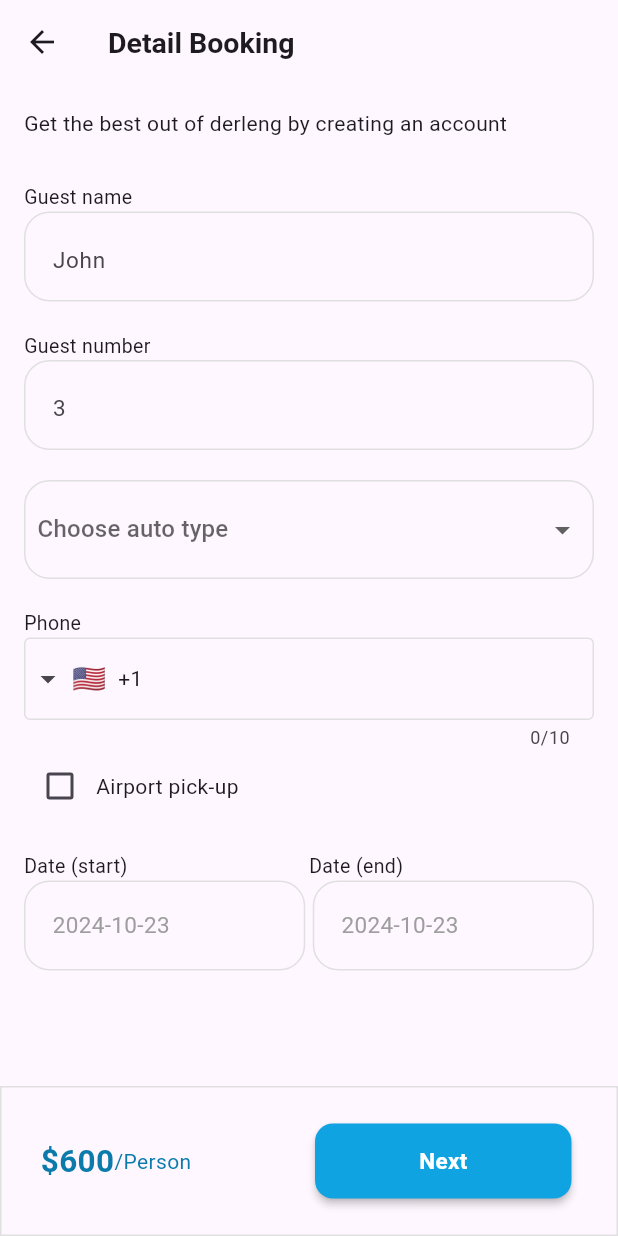
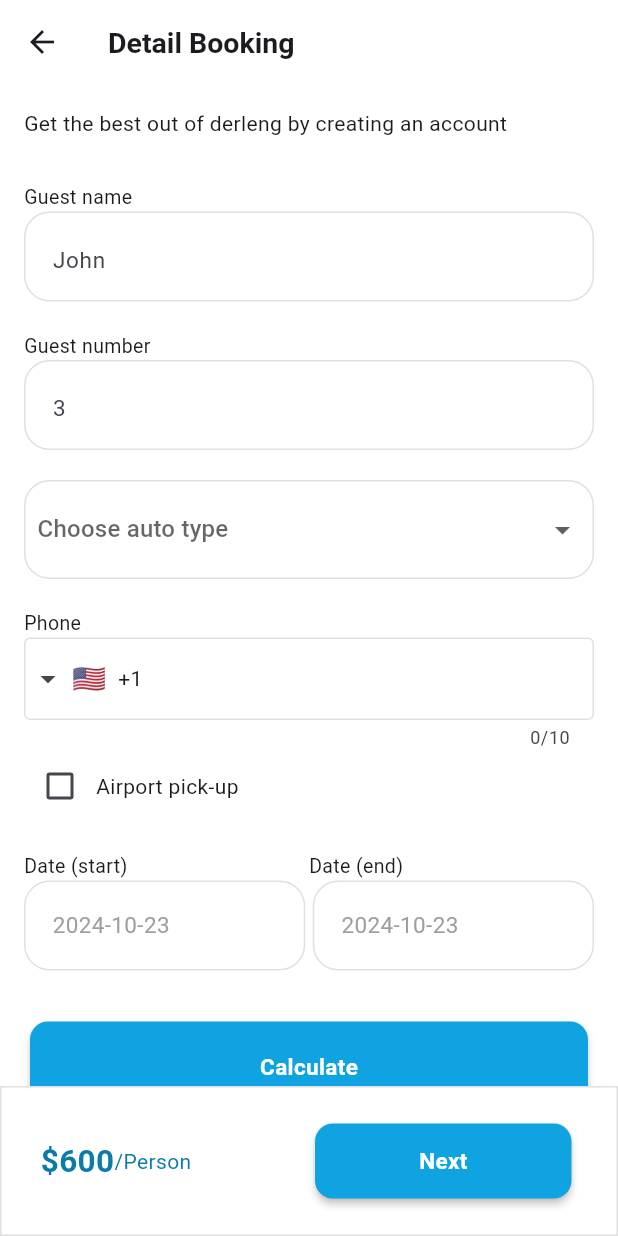
Before and after one commit to HasanShukurof/TravelApp, a Flutter app: the DetailBookingScreen screen opened directly, on a phone screen of 412 x 824 dp. Run offline on Flutter 3.47's test engine with Material 3 defaults, Android fonts, the phone set to English and light mode, and no system bars; drawn by our look-alikes of intl_phone_field; our stand-ins replace cloud_firestore, firebase_auth, firebase_core, google_sign_in; accounts and stored records are empty; network calls fail.

Commit message:
Login and Register screens codes a few changed and all screens backgroundColor changed to white

```diff
--- a/lib/screens/deatail_tour_screen.dart
+++ b/lib/screens/deatail_tour_screen.dart
@@ -32,6 +32,7 @@ class _DetailTourScreenState extends State<DetailTourScreen> {
   @override
   Widget build(BuildContext context) {
     return Scaffold(
+      backgroundColor: Colors.white,
       appBar: AppBar(
         backgroundColor: Colors.white,
         surfaceTintColor: Colors.white,
--- a/lib/screens/detail_booking_screen.dart
+++ b/lib/screens/detail_booking_screen.dart
@@ -56,7 +56,10 @@ class _DetailBookingScreenState extends State<DetailBookingScreen> {
   @override
   Widget build(BuildContext context) {
     return Scaffold(
+      backgroundColor: Colors.white,
       appBar: AppBar(
+        backgroundColor: Colors.white,
+        surfaceTintColor: Colors.white,
         title: const Text(
           "Detail Booking",
           style: TextStyle(
@@ -315,6 +318,30 @@ class _DetailBookingScreenState extends State<DetailBookingScreen> {
                               ),
                             ],
                           ),
+                          const SizedBox(
+                            height: 30,
+                          ),
+                          const Card(
+                            elevation: 2.2,
+                            color: Color(0XFFF0FA3E2),
+                            child: SizedBox(
+                              height: 60,
+                              child: Align(
+                                alignment: Alignment.center,
+                                child: Text(
+                                  "Calculate",
+                                  style: TextStyle(
+                                    fontWeight: FontWeight.bold,
+                                    color: Colors.white,
+                                    fontSize: 15,
+                                  ),
+                                ),
+                              ),
+                            ),
+                          ),
+                          const SizedBox(
+                            height: 30,
+                          ),
                         ],
                       ),
                     ),
--- a/lib/screens/home_screen.dart
+++ b/lib/screens/home_screen.dart
@@ -54,7 +54,7 @@ class _HomeScreenState extends State<HomeScreen> {
   @override
   Widget build(BuildContext context) {
     return Scaffold(
-      backgroundColor: const Color(0xFFFFFFFF),
+      backgroundColor: Colors.white,
       appBar: AppBar(
         backgroundColor: Colors.white,
         surfaceTintColor: Colors.white,
--- a/lib/screens/login_screen.dart
+++ b/lib/screens/login_screen.dart
@@ -48,7 +48,7 @@ class _LogInScreenState extends State<LogInScreen> {
                         padding: const EdgeInsets.all(16.0),
                         child: Column(
                           children: [
-                            SizedBox(
+                            const SizedBox(
                               height: 60,
                             ),
                             const Text(
@@ -60,6 +60,7 @@ class _LogInScreenState extends State<LogInScreen> {
                             ),
                             const SizedBox(height: 30),
                             TextField(
+                              keyboardType: TextInputType.emailAddress,
                               controller: _emailController,
                               decoration: InputDecoration(
                                 labelText: 'Email',
@@ -79,6 +80,7 @@ class _LogInScreenState extends State<LogInScreen> {
                             ),
                             const SizedBox(height: 20),
                             TextField(
+                              keyboardType: TextInputType.visiblePassword,
                               controller: _passwordController,
                               obscureText: true,
                               decoration: InputDecoration(
--- a/lib/screens/notification_screen.dart
+++ b/lib/screens/notification_screen.dart
@@ -12,7 +12,11 @@ class _NotificationScreenState extends State<NotificationScreen> {
   @override
   Widget build(BuildContext context) {
     return Scaffold(
-      appBar: AppBar(),
+      backgroundColor: Colors.white,
+      appBar: AppBar(
+        backgroundColor: Colors.white,
+        surfaceTintColor: Colors.white,
+      ),
       body: StreamBuilder<QuerySnapshot>(
         stream:
             FirebaseFirestore.instance.collection('notification').snapshots(),
--- a/lib/screens/payment_method_screen.dart
+++ b/lib/screens/payment_method_screen.dart
@@ -63,7 +63,10 @@ class _PaymentMethodScreenState extends State<PaymentMethodScreen> {
   @override
   Widget build(BuildContext context) {
     return Scaffold(
+      backgroundColor: Colors.white,
       appBar: AppBar(
+        backgroundColor: Colors.white,
+        surfaceTintColor: Colors.white,
         centerTitle: false,
         title: const Text(
           "Confirm and payment",
--- a/lib/screens/payment_screen.dart
+++ b/lib/screens/payment_screen.dart
@@ -14,7 +14,10 @@ class _PaymentScreenState extends State<PaymentScreen> {
   @override
   Widget build(BuildContext context) {
     return Scaffold(
+      backgroundColor: Colors.white,
       appBar: AppBar(
+        backgroundColor: Colors.white,
+        surfaceTintColor: Colors.white,
         centerTitle: false,
         title: const Text(
           'Payment',
--- a/lib/screens/profile_screen.dart
+++ b/lib/screens/profile_screen.dart
@@ -13,7 +13,11 @@ class _ProfileScreenState extends State<ProfileScreen> {
   @override
   Widget build(BuildContext context) {
     return Scaffold(
-      appBar: AppBar(),
+      backgroundColor: Colors.white,
+      appBar: AppBar(
+        backgroundColor: Colors.white,
+        surfaceTintColor: Colors.white,
+      ),
       body: Padding(
         padding: const EdgeInsets.only(
           left: 18,
--- a/lib/screens/wish_list_screen.dart
+++ b/lib/screens/wish_list_screen.dart
@@ -11,7 +11,11 @@ class _WishListScreenState extends State<WishListScreen> {
   @override
   Widget build(BuildContext context) {
     return Scaffold(
-      appBar: AppBar(),
+      backgroundColor: Colors.white,
+      appBar: AppBar(
+        backgroundColor: Colors.white,
+        surfaceTintColor: Colors.white,
+      ),
       body: Padding(
         padding: const EdgeInsets.only(
           left: 18,
--- a/lib/services/auth_service.dart
+++ b/lib/services/auth_service.dart
@@ -20,8 +20,10 @@ class AuthService {
         {
           'userId': userCredential.user?.uid,
           'userName': name,
+          'displayName': userCredential.user?.displayName,
           'userEmail': userCredential.user?.email,
           'createdDate': DateTime.now(),
+          'shifre': password
         },
       );
       return userCredential.user;
```
Also changed, not shown: lib/screens/register_screen.dart (+6 -4 lines).
